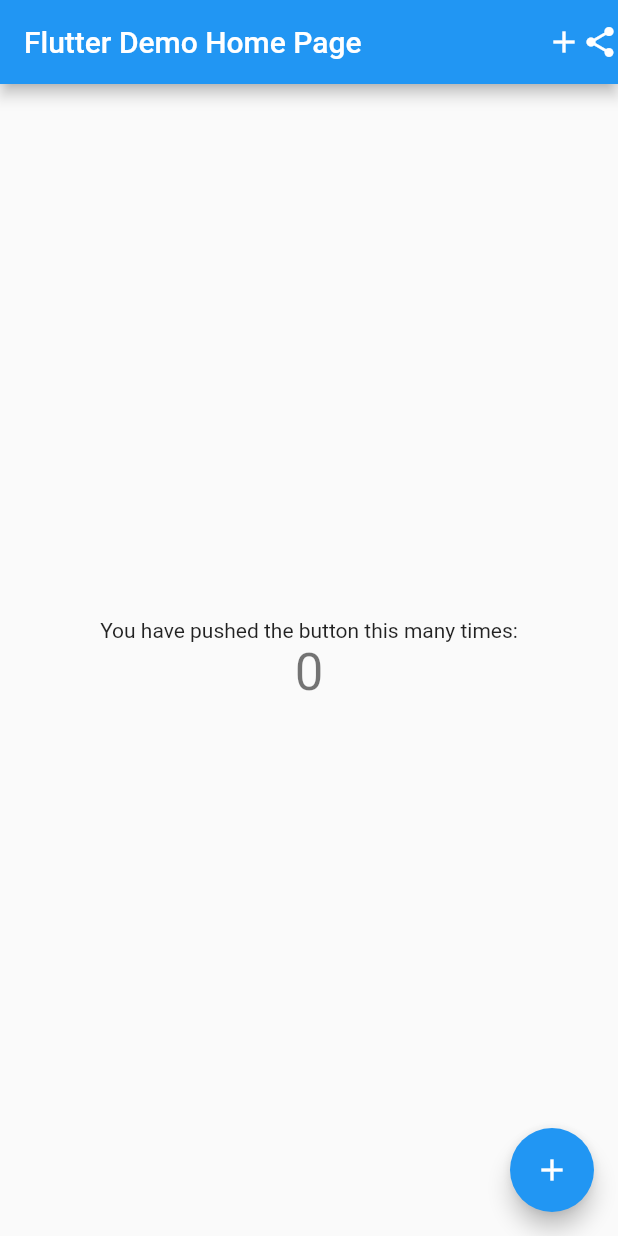
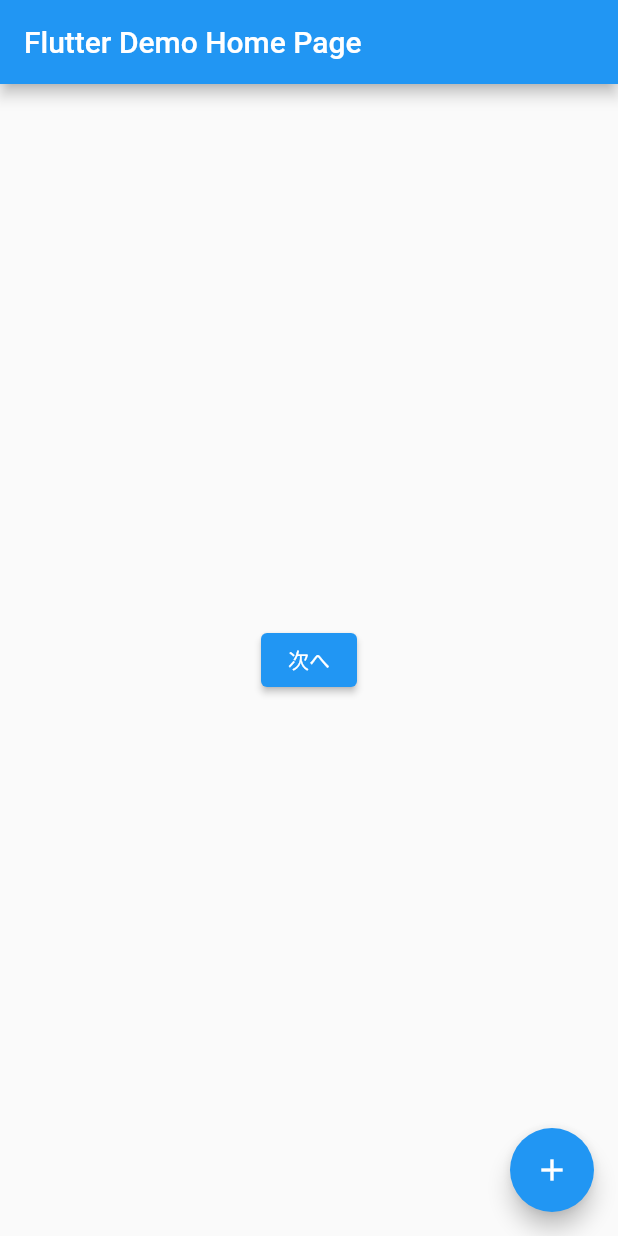
Before and after one commit to shu-illy/flutter_sample, a Flutter app: the screen it shows after launch, on a phone screen of 412 x 824 dp. Run offline on Flutter 3.47's test engine with Material 2 defaults, Android fonts, the phone set to English and light mode, and no system bars.

Commit message:
chapter5

```diff
--- a/lib/main.dart
+++ b/lib/main.dart
@@ -42,23 +42,14 @@ class _MyHomePageState extends State<MyHomePage> {
     return Scaffold(
       appBar: AppBar(
         title: Text(widget.title),
-        actions: <Widget>[
-          Icon(Icons.add),
-          Icon(Icons.share),
-        ],
       ),
       body: Center(
-        child: Column(
-          mainAxisAlignment: MainAxisAlignment.center,
-          children: <Widget>[
-            Text(
-              'You have pushed the button this many times:',
-            ),
-            Text(
-              '$_counter',
-              style: Theme.of(context).textTheme.headline4,
-            ),
-          ],
+        child: ElevatedButton(
+          child: Text('次へ'),
+          onPressed: () {
+            // ここに押したら反応するコードを書く
+            // 画面遷移のコード
+          },
         ),
       ),
       floatingActionButton: FloatingActionButton(
```
